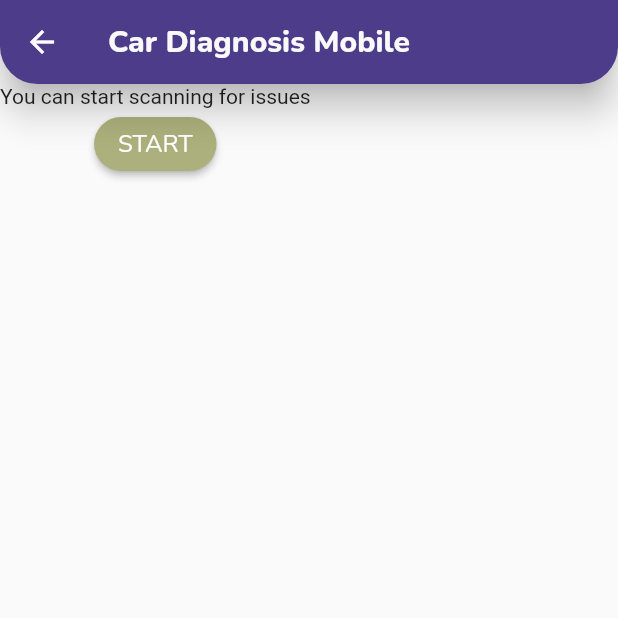
After one commit to alex-tifox/mobile_car_diagnosis, a Flutter app: the screen it shows after launch, after a tap on "Diagnose", on a phone screen of 412 x 824 dp, the top half of it. The commit adds this screen. Run offline on Flutter 3.47's test engine with Material 2 defaults, Android fonts, the phone set to English and light mode, and no system bars; our stand-ins replace bloc, flutter_bloc, flutter_bluetooth_serial, logger.

Commit message:
Diagnostic Trouble Codes' UI

```diff
--- a/lib/main.dart
+++ b/lib/main.dart
@@ -20,6 +20,9 @@ class _MyAppState extends State<MyApp> {
       providers: [
         BlocProvider<BluetoothBloc>(
           create: (context) => BluetoothBloc(),
+        ),
+        BlocProvider<DtcBloc>(
+          create: (context) => DtcBloc(),
         ),
       ],
       child: MaterialApp(
--- /dev/null
+++ b/lib/screens/diagnosis/diagnosis_screen.dart
@@ -0,0 +1,62 @@
+import 'package:flutter/material.dart';
+import 'package:flutter_bloc/flutter_bloc.dart';
+
+import '../../widgets/custom_elevated_button.dart';
+import '../../blocs/dtc/dtc_bloc.dart';
+
+class DiagnosisScreen extends StatelessWidget {
+  void _startScanForDtc(BuildContext context) =>
+      BlocProvider.of<DtcBloc>(context).add(RequestDtcEvent());
+
+  @override
+  Widget build(BuildContext context) {
+    return Scaffold(
+      appBar: AppBar(
+        title: Text(
+          'Car Diagnosis Mobile',
+        ),
+        shape: RoundedRectangleBorder(
+          borderRadius: BorderRadius.only(
+            bottomLeft: Radius.circular(25),
+            bottomRight: Radius.circular(25),
+          ),
+        ),
+        elevation: 10.0,
+      ),
+      body: Container(
+        child: BlocBuilder<DtcBloc, DtcState>(
+          builder: (context, dtcState) {
+            if (dtcState is DtcReceivedState) {
+              return Column(
+                children: [
+                  Expanded(
+                    child: ListView(
+                      shrinkWrap: true,
+                      children: [
+                        ...dtcState.dtcCodesList.map(
+                          (dtc) => ExpansionTile(
+                            title: Text(dtc.dtcShortName),
+                          ),
+                        ),
+                      ],
+                    ),
+                  ),
+                ],
+              );
+            } else {
+              return Column(
+                children: [
+                  Text('You can start scanning for issues'),
+                  CustomElevatedButton(
+                    onPressed: _startScanForDtc,
+                    buttonText: 'START',
+                  ),
+                ],
+              );
+            }
+          },
+        ),
+      ),
+    );
+  }
+}
--- a/lib/screens/start_screen/start_screen.dart
+++ b/lib/screens/start_screen/start_screen.dart
@@ -1,11 +1,12 @@
 import 'package:flutter/material.dart';
 
+import '../diagnosis/diagnosis_screen.dart';
 import '../connect_device/connect_device_screen.dart';
 
 class StartScreen extends StatelessWidget {
   static const String route = '/start_screen';
 
-  _navigateToConnectDeviceScreen(BuildContext context) {
+  _navigateToConnectDeviceScreen(BuildContext context) =>
       Navigator.of(context).push(
         PageRouteBuilder(
           pageBuilder: (context, animation, secondaryAnimation) =>
@@ -18,7 +19,20 @@ class StartScreen extends StatelessWidget {
           transitionDuration: Duration(milliseconds: 200),
         ),
       );
-  }
+
+  _navigateToDiagnosisScreen(BuildContext context) =>
+      Navigator.of(context).push(
+        PageRouteBuilder(
+          pageBuilder: (context, animation, secondaryAnimation) =>
+              DiagnosisScreen(),
+          transitionsBuilder: (context, animation, secondaryAnimation, child) =>
+              FadeTransition(
+            opacity: animation,
+            child: child,
+          ),
+          transitionDuration: Duration(milliseconds: 200),
+        ),
+      );
 
   @override
   Widget build(BuildContext context) {
@@ -63,13 +77,16 @@ class StartScreen extends StatelessWidget {
             ),
             Expanded(
               child: InkWell(
-                onTap: () {},
+                onTap: () => _navigateToDiagnosisScreen(context),
                 child: Container(
                   decoration: BoxDecoration(
                     color: Theme.of(context).colorScheme.primary,
                     borderRadius: BorderRadius.all(
                       Radius.circular(20.0),
                     ),
+                  ),
+                  child: Center(
+                    child: Text('Diagnose'),
                   ),
                 ),
               ),
```
Lines whose indentation alone changed are shown as unchanged.
